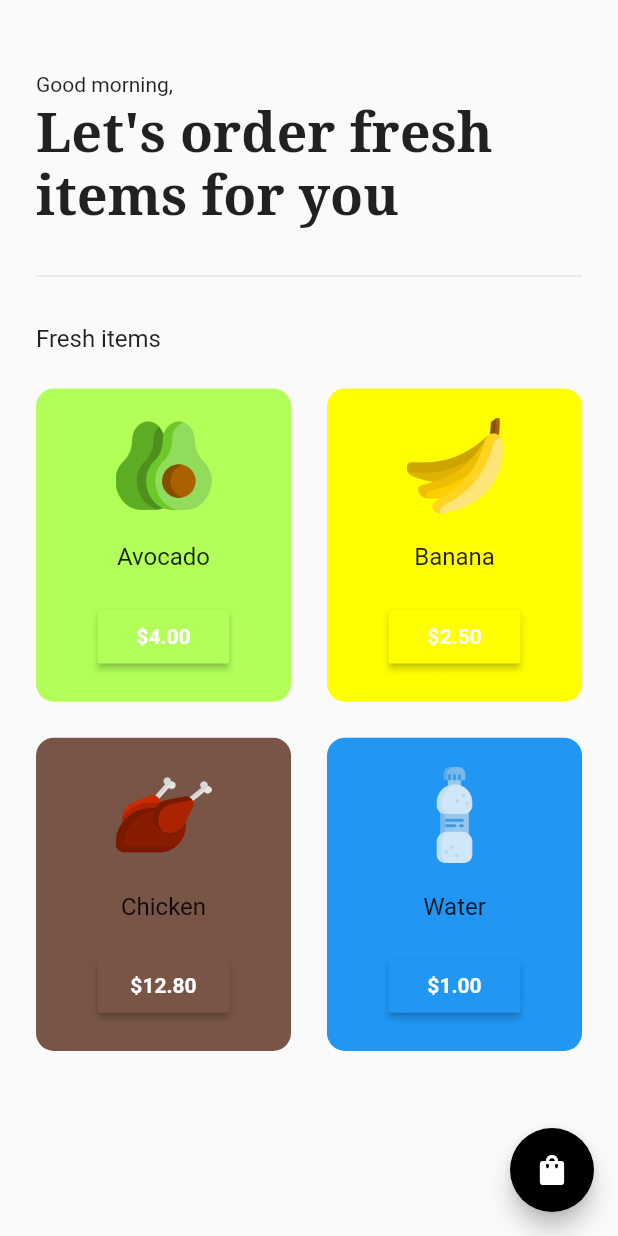
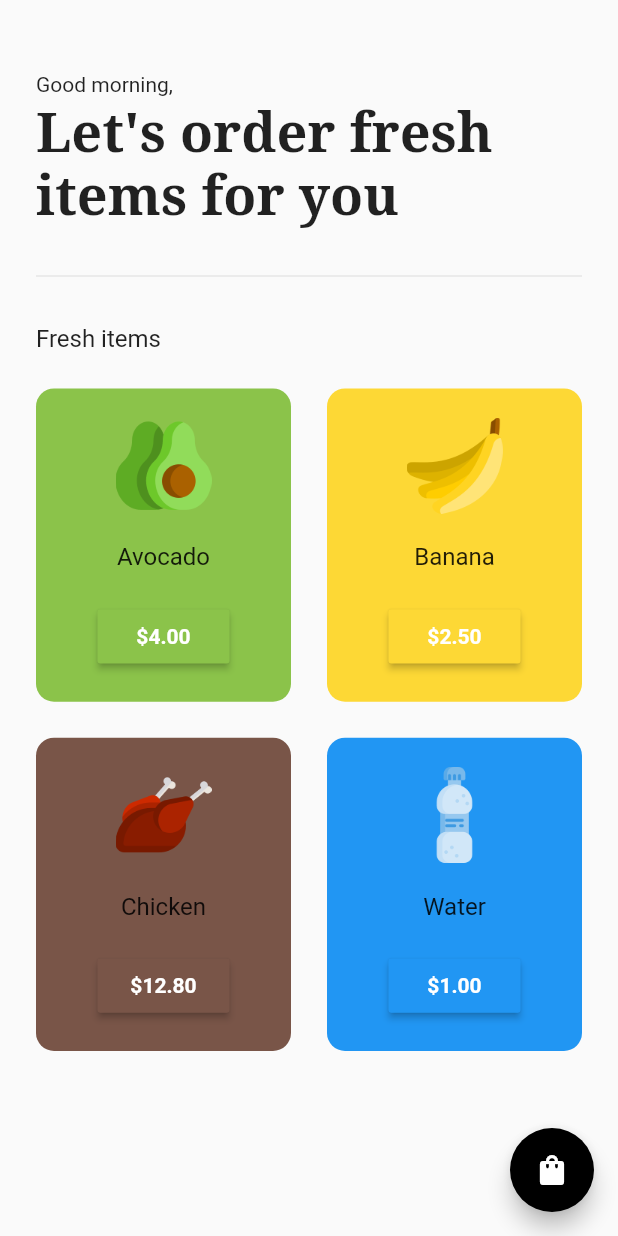
Before and after one commit to Victor-Zarzar/grocery-shop-flutter, a Flutter app: the HomePage screen opened directly, on a phone screen of 412 x 824 dp. Run offline on Flutter 3.47's test engine with Material 3 defaults, Android fonts, the phone set to English and light mode, and no system bars; our stand-ins replace google_fonts.

Commit message:
updates in assetsapp and apptheme, and implement new screens imgs

```diff
--- a/lib/components/app_theme.dart
+++ b/lib/components/app_theme.dart
@@ -34,9 +34,9 @@ class ButtonColor {
 class ItemsColors {
   ItemsColors._();
 
-  static Color get primaryColor => const Color(0xFFB2FF59);
+  static Color get primaryColor => const Color(0xFF8BC34A);
 
-  static Color get secondaryColor => const Color(0xFFFFFFF00);
+  static Color get secondaryColor => const Color(0xFFFDD835);
 
   static Color get thirdColor => const Color(0xFF795548);
 
```
Also changed, not shown: lib/assets/images/cartios.png (added), lib/assets/images/homeios.png (added), lib/assets/images/intropageios.png (added), lib/components/assets_app.dart (line endings or trailing spaces).
